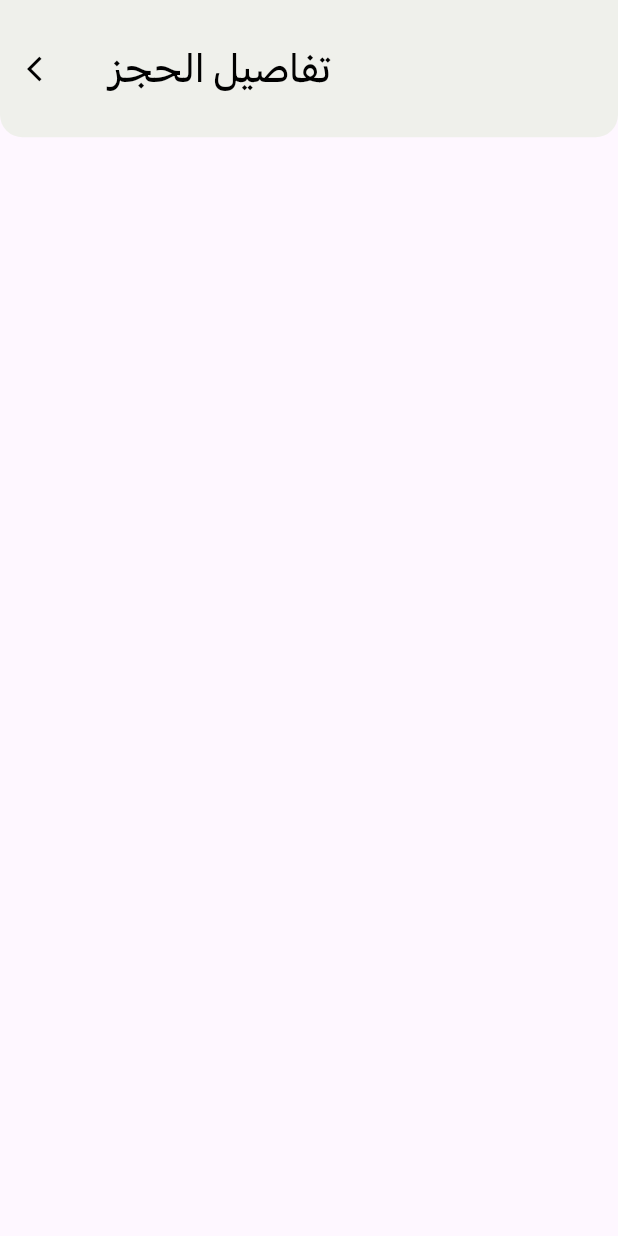
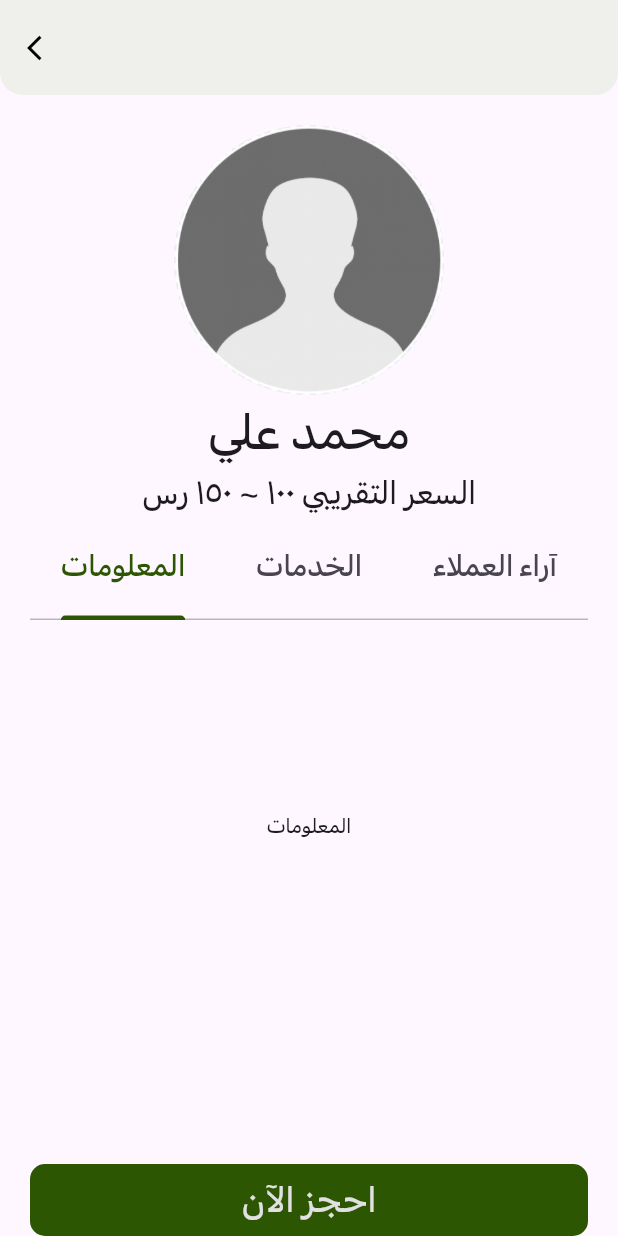
Before and after one commit to Raff22/final_bootcamp, a Flutter app: the screen it shows after launch, on a phone screen of 412 x 824 dp. Run offline on Flutter 3.47's test engine with Material 3 defaults, Android fonts, the phone set to English and light mode, and no system bars; our stand-ins replace easy_localization.

Commit message:
provider view  page is done

```diff
--- a/fazzah_user/lib/main.dart
+++ b/fazzah_user/lib/main.dart
@@ -1,5 +1,5 @@
 import 'package:easy_localization/easy_localization.dart';
-import 'package:fazzah_user/views/booking_views/providers_view.dart';
+import 'package:fazzah_user/views/booking_views/provider_view_screen.dart';
 import 'package:flutter/material.dart';
 
 void main() async {
@@ -27,6 +27,6 @@ class MainApp extends StatelessWidget {
         localizationsDelegates: context.localizationDelegates,
         supportedLocales: context.supportedLocales,
         locale: context.locale,
-        home: const ProviderScreen());
+        home: const ProviderViewScreen());
   }
 }
--- /dev/null
+++ b/fazzah_user/lib/utils/helpers/appbar_creator.dart
@@ -0,0 +1,22 @@
+import 'package:fazzah_user/constant/color.dart';
+import 'package:fazzah_user/global/global_widget/text_widget.dart';
+import 'package:fazzah_user/utils/extentions/size_extentions.dart';
+import 'package:flutter/material.dart';
+
+AppBar createAppBar(
+    {required BuildContext context, Widget? leading, String? title}) {
+  return AppBar(
+    toolbarHeight: context.getHeight(divide: 13),
+    leading: leading,
+    shape: const RoundedRectangleBorder(
+        borderRadius: BorderRadius.vertical(
+      bottom: Radius.circular(15),
+    )),
+    foregroundColor: black,
+    backgroundColor: lightGreen,
+    title: TextWidget(
+      text: title ?? "",
+      textSize: 28,
+    ),
+  );
+}
--- /dev/null
+++ b/fazzah_user/lib/views/booking_views/provider_view_screen.dart
@@ -0,0 +1,97 @@
+import 'package:fazzah_user/constant/color.dart';
+import 'package:fazzah_user/constant/layout.dart';
+import 'package:fazzah_user/global/global_widget/container_widget.dart';
+import 'package:fazzah_user/global/global_widget/text_widget.dart';
+import 'package:fazzah_user/utils/extentions/size_extentions.dart';
+import 'package:fazzah_user/utils/helpers/appbar_creator.dart';
+import 'package:flutter/material.dart';
+
+class ProviderViewScreen extends StatefulWidget {
+  const ProviderViewScreen({super.key});
+
+  @override
+  State<ProviderViewScreen> createState() => _ProviderViewScreenState();
+}
+
+class _ProviderViewScreenState extends State<ProviderViewScreen>
+    with TickerProviderStateMixin {
+  //take provider model object
+
+  @override
+  Widget build(BuildContext context) {
+    TabController tabsController = TabController(length: 3, vsync: this);
+    return Scaffold(
+        appBar: createAppBar(
+            context: context,
+            leading: IconButton(
+                onPressed: () {},
+                icon:
+                    const Icon(Icons.arrow_back_ios, size: 20, color: black))),
+        body: SafeArea(
+          child: Center(
+            child: Padding(
+              padding: const EdgeInsets.symmetric(horizontal: 20.0),
+              child: Column(
+                children: [
+                  height20,
+                  const CircleAvatar(
+                    foregroundImage: AssetImage('assets/images/avatar.png'),
+                    radius: 90,
+                  ),
+                  const TextWidget(text: "محمد علي", textSize: 34),
+                  const TextWidget(
+                      text: "السعر التقريبي ١٠٠ ~ ١٥٠ رس", textSize: 22),
+                  SizedBox(
+                    width: context.getWidth(divide: 1.02),
+                    height: 70,
+                    child: TabBar(
+                        indicatorColor: green,
+                        labelStyle: const TextStyle(
+                            fontSize: 20, fontFamily: "SF-Arabic"),
+                        labelColor: green,
+                        dividerColor: grey,
+                        controller: tabsController,
+                        tabs: const [
+                          Tab(text: "المعلومات"),
+                          Tab(text: "الخدمات"),
+                          Tab(text: "آراء العملاء"),
+                        ]),
+                  ),
+                  SizedBox(
+                    width: context.getWidth(divide: 1.02),
+                    height: context.getHeight(divide: 3),
+                    child: TabBarView(
+                      controller: tabsController,
+                      children: const [
+                        Center(
+                          child: Text("المعلومات"),
+                        ),
+                        Center(
+                          child: Text("الخدمات"),
+                        ),
+                        Center(
+                          child: Text("آراء العملاء"),
+                        ),
+                      ],
+                    ),
+                  ),
+                  const Spacer(),
+                  ContainerWidget(
+                      contanierBorderRadius: 10,
+                      containerWidth: context.getWidth(),
+                      containerHeight: 48,
+                      containerColor: green,
+                      onPressed: () {},
+                      child: const Center(
+                          child: TextWidget(
+                        text: "احجز الآن",
+                        textSize: 25,
+                        textColor: lightGrey,
+                      ))),
+                ],
+              ),
+            ),
+          ),
+        ));
+  }
+}
--- a/fazzah_user/lib/views/booking_views/providers_view.dart
+++ b/fazzah_user/lib/views/booking_views/providers_view.dart
@@ -1,6 +1,5 @@
 import 'package:fazzah_user/constant/color.dart';
-import 'package:fazzah_user/global/global_widget/text_widget.dart';
-import 'package:fazzah_user/utils/extentions/size_extentions.dart';
+import 'package:fazzah_user/utils/helpers/appbar_creator.dart';
 import 'package:flutter/material.dart';
 
 class ProviderScreen extends StatelessWidget {
@@ -9,50 +8,11 @@ class ProviderScreen extends StatelessWidget {
   @override
   Widget build(BuildContext context) {
     return Scaffold(
-      appBar: AppBar(
-        toolbarHeight: context.getHeight(divide: 9),
-        leading: IconButton(
-            onPressed: () {},
-            icon: const Icon(Icons.arrow_back_ios, size: 20, color: black)),
-        shape: const RoundedRectangleBorder(
-            borderRadius: BorderRadius.vertical(
-          bottom: Radius.circular(15),
-        )),
-        foregroundColor: black,
-        backgroundColor: lightGreen,
-        title: const TextWidget(
-          text: "تفاصيل الحجز",
-          textSize: 28,
-        ),
-      ),
-      // body: Column(
-      //   children: [
-      //     Container(
-      //       width: context.getWidth(),
-      //       height: context.getHeight(divide: 7),
-      //       decoration: const BoxDecoration(
-      //           color: lightGreen,
-      //           borderRadius: BorderRadius.only(
-      //               bottomLeft: Radius.circular(16),
-      //               bottomRight: Radius.circular(16))),
-      //       child: Padding(
-      //         padding: const EdgeInsets.only(top: 50.0),
-      //         child: Row(
-      //           mainAxisAlignment: MainAxisAlignment.center,
-      //           crossAxisAlignment: CrossAxisAlignment.center,
-      //           children: [
-      //             const TextWidget(
-      //               text: "تفاصيل الحجز",
-      //               textSize: 28,
-      //             ),
-      //             IconButton(
-      //                 onPressed: () {},
-      //                 icon: const Icon(Icons.arrow_forward_ios_outlined,
-      //                     size: 20, color: black))
-      //           ],
-      //         ),
-      //       ),
-      //     )
+      appBar: createAppBar(
+          context: context,
+          leading: IconButton(
+              onPressed: () {},
+              icon: const Icon(Icons.arrow_back_ios, size: 20, color: black))),
     );
   }
 }
```
Also changed, not shown: fazzah_user/assets/images/avatar.png (added).
